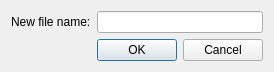
Qt form opentrack/new_config.ui (opentrack/opentrack) before a commit.
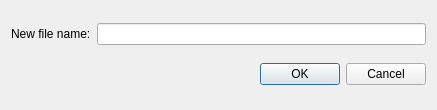
The same form after that commit. Icons and pictures are not drawn.

Commit message: opentrack: fix new config dialog on X11

Diff of the .ui file:
```diff
--- a/opentrack/new_config.ui
+++ b/opentrack/new_config.ui
@@ -9,8 +9,8 @@
    <rect>
     <x>0</x>
     <y>0</y>
-    <width>269</width>
-    <height>67</height>
+    <width>437</width>
+    <height>110</height>
    </rect>
   </property>
   <property name="windowTitle">
@@ -20,7 +20,7 @@
    <iconset>
     <normaloff>images/opentrack.png</normaloff>images/opentrack.png</iconset>
   </property>
-  <layout class="QFormLayout" name="formLayout">
+  <layout class="QGridLayout" name="gridLayout">
    <item row="0" column="0">
     <widget class="QLabel" name="label">
      <property name="text">
@@ -29,7 +29,14 @@
     </widget>
    </item>
    <item row="0" column="1">
-    <widget class="QLineEdit" name="lineEdit"/>
+    <widget class="QLineEdit" name="lineEdit">
+     <property name="minimumSize">
+      <size>
+       <width>271</width>
+       <height>0</height>
+      </size>
+     </property>
+    </widget>
    </item>
    <item row="1" column="1">
     <widget class="QDialogButtonBox" name="buttonBox">
```
